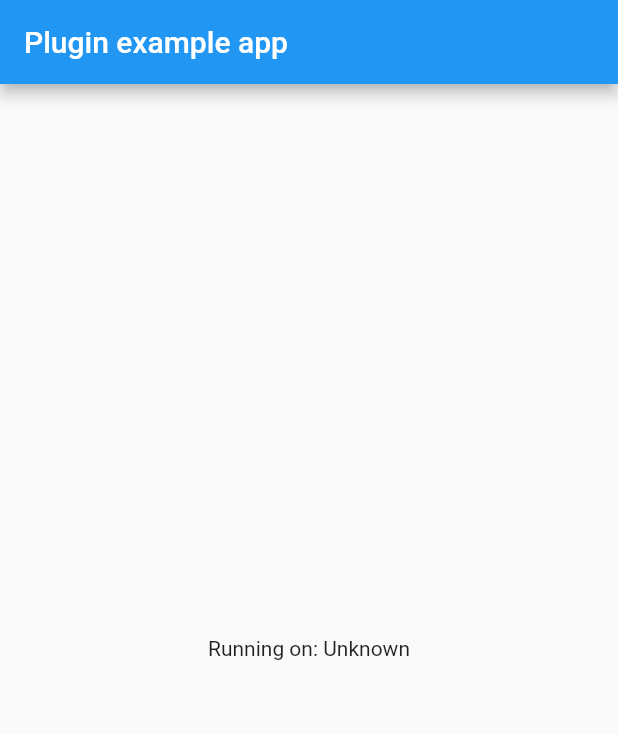
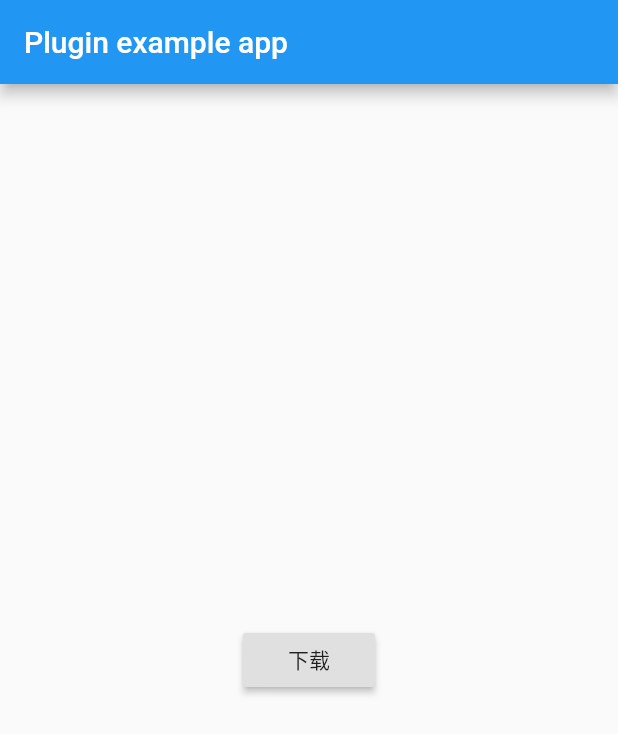
Before and after one commit to c786909486/install_apk_plugin, a Flutter app: the screen it shows after launch, on a phone screen of 412 x 824 dp. Shown: the top 734 px of the screen. Run offline on Flutter 3.47's test engine with Material 2 defaults, Android fonts, the phone set to English and light mode, and no system bars; missing offline and left inert: base_flutter.

Commit message:
更新demo

```diff
--- a/example/lib/main.dart
+++ b/example/lib/main.dart
@@ -1,10 +1,16 @@
+import 'dart:io';
+
+import 'package:base_flutter/base_flutter.dart';
 import 'package:flutter/material.dart';
 import 'dart:async';
 
 import 'package:flutter/services.dart';
 import 'package:install_apk_plugin/install_apk_plugin.dart';
+import 'package:path_provider/path_provider.dart';
 
 void main() {
+  WidgetsFlutterBinding.ensureInitialized();
+  HttpGo.HttpGogetInstance(baseUrl:"http://47.97.204.71:8081/fslrsy_test");
   runApp(MyApp());
 }
 
@@ -45,14 +51,36 @@ class _MyAppState extends State<MyApp> {
   @override
   Widget build(BuildContext context) {
     return MaterialApp(
-      home: Scaffold(
-        appBar: AppBar(
-          title: const Text('Plugin example app'),
-        ),
-        body: Center(
-          child: Text('Running on: $_platformVersion\n'),
-        ),
+      home: MainPage(),
+    );
+  }
+
+
+}
+
+class MainPage extends StatelessWidget{
+  @override
+  Widget build(BuildContext context) {
+    return Scaffold(
+      appBar: AppBar(
+        title: const Text('Plugin example app'),
+      ),
+      body: Center(
+        child: RaisedButton(child: Text("下载"),onPressed: (){
+          download(context);
+        },),
       ),
     );
   }
+
+  Future<void> download(context) async {
+    Directory appDocDir = await getExternalStorageDirectory();
+    AppDownloadUtils().showDownloadDialog(context, "http://221.226.30.132:8088/templates/posApp.apk", appDocDir.path+"/posApp.apk",(path){
+      print("下载成功:$path}");
+//      OpenFile.open(path);
+      InstallApkPlugin.installApk(path);
+    },(error){
+    });
+  }
+
 }
--- a/example/pubspec.yaml
+++ b/example/pubspec.yaml
@@ -23,6 +23,10 @@ dependencies:
   # The following adds the Cupertino Icons font to your application.
   # Use with the CupertinoIcons class for iOS style icons.
   cupertino_icons: ^0.1.3
+
+  base_flutter:
+    git:
+      url: https://github.com/c786909486/base_flutter_plugin.git
 
 dev_dependencies:
   flutter_test:
```
Also changed, not shown: example/pubspec.lock, 5 other files.
